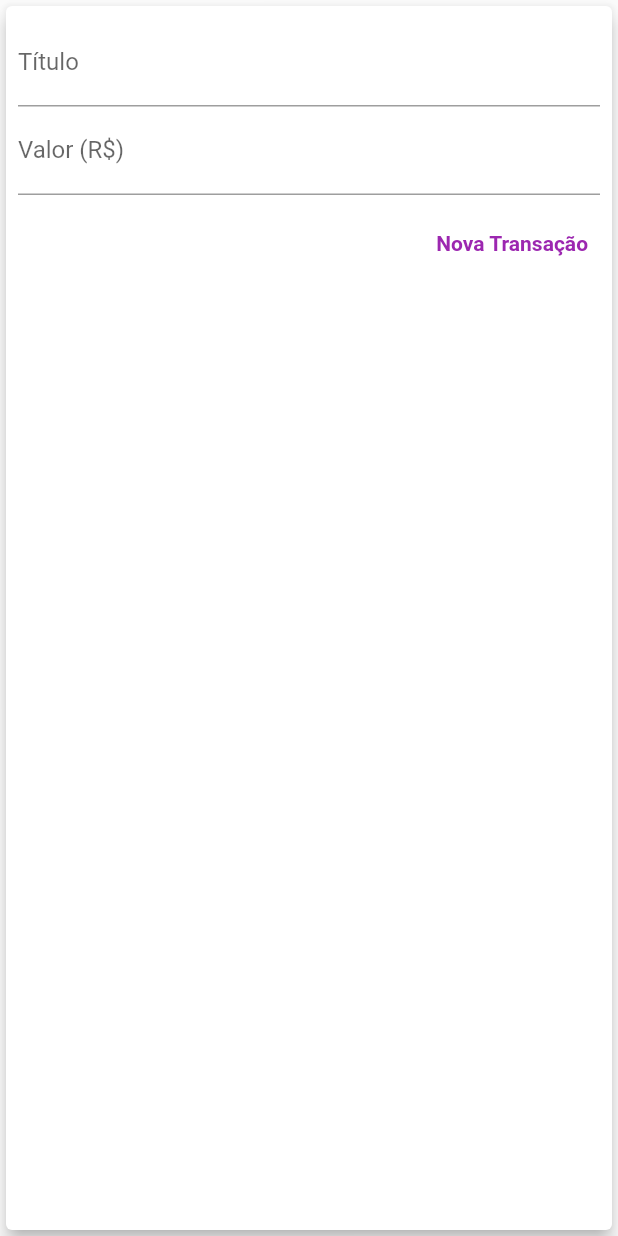
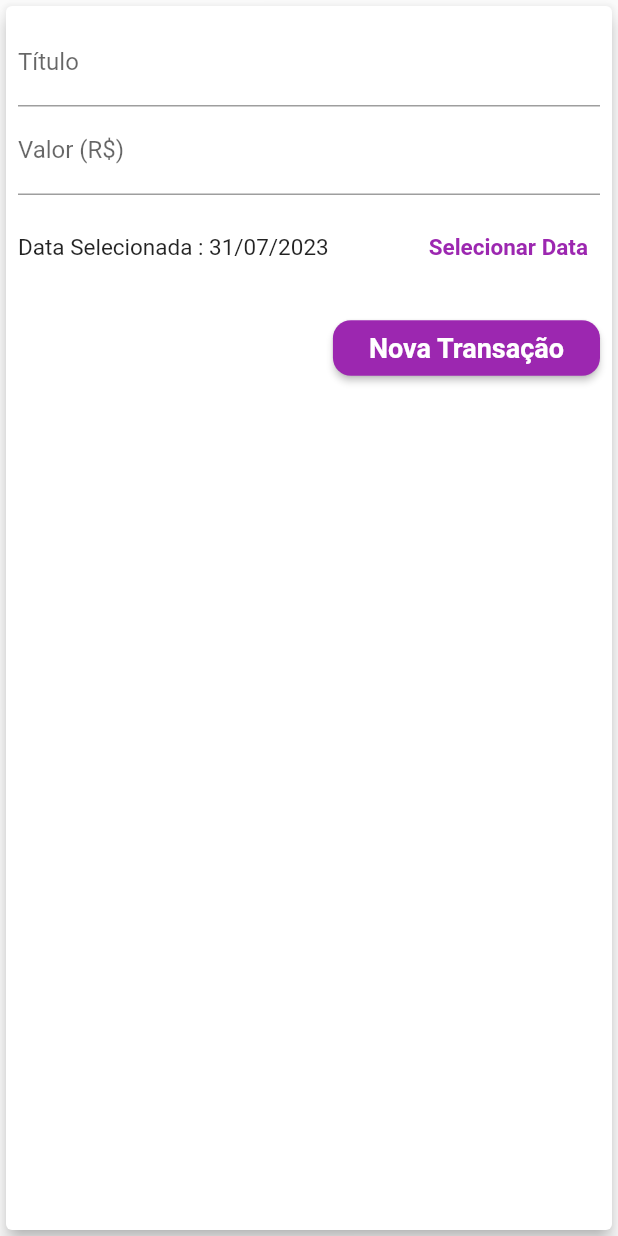
Before and after one commit to andrem4rks/flutter-study-cases, a Flutter app: the TransactionForm widget shown alone on an empty page, opened directly with empty values, after a tap on "Nova Transação", on a phone screen of 412 x 824 dp. Run offline on Flutter 3.47's test engine with Material 2 defaults, Android fonts, the phone set to English and light mode, and no system bars.

Commit message:
transfer commit

```diff
--- a/expenses/lib/components/chart.dart
+++ b/expenses/lib/components/chart.dart
@@ -23,9 +23,6 @@ class Chart extends StatelessWidget {
           totalSum += recentTransactions[i].value;
         }
       }
-
-      print(DateFormat.E().format(weekDay)[0]);
-      print(totalSum);
 
       return {
         'day': DateFormat.E().format(weekDay)[0],
@@ -56,7 +53,7 @@ class Chart extends StatelessWidget {
               child: ChartBar(
                 label: tr['day'].toString(),
                 value: (tr['value'] as double),
-                percentage: (tr['value'] as double) / _weekTotalValue,
+                percentage: _weekTotalValue == 0 ? 0 : (tr['value'] as double) / _weekTotalValue,
               ),
             );
           }).toList(),
--- a/expenses/lib/components/transaction_form.dart
+++ b/expenses/lib/components/transaction_form.dart
@@ -1,32 +1,52 @@
 // ignore_for_file: avoid_print
 
 import 'package:flutter/material.dart';
+import 'package:intl/intl.dart';
 
 class TransactionForm extends StatefulWidget {
-  final void Function(String, double) onSubmit;
+  final void Function(String, double, DateTime) onSubmit;
 
-  TransactionForm(this.onSubmit, {super.key});
+  const TransactionForm(this.onSubmit, {super.key});
 
   @override
   State<TransactionForm> createState() => _TransactionFormState();
 }
 
 class _TransactionFormState extends State<TransactionForm> {
-  final titleController = TextEditingController();
-
-  final valueController = TextEditingController();
+  final _titleController = TextEditingController();
+  final _valueController = TextEditingController();
+  DateTime? _selectedDate = DateTime.now();
 
   final focus = FocusNode();
 
   _submitForm() {
-    final title = titleController.text;
-    final value = double.tryParse(valueController.text) ?? 0.0;
+    final title = _titleController.text;
+    final value = double.tryParse(_valueController.text) ?? 0.0;
 
-    if (title.isEmpty || value <= 0) {
+    if (title.isEmpty || value <= 0 || _selectedDate == null) {
       return;
     }
 
-    widget.onSubmit(title, value);
+    widget.onSubmit(title, value, _selectedDate!);
+  }
+
+  _showDatePicker() {
+    showDatePicker(
+      context: context,
+      initialDate: DateTime.now(),
+      firstDate: DateTime(2019),
+      lastDate: DateTime.now(),
+    ).then(
+      (pickedDate) {
+        return pickedDate != null
+            ? setState(
+                () {
+                  _selectedDate = pickedDate;
+                },
+              )
+            : null;
+      },
+    );
   }
 
   @override
@@ -38,7 +58,7 @@ class _TransactionFormState extends State<TransactionForm> {
         child: Column(
           children: [
             TextField(
-              controller: titleController,
+              controller: _titleController,
               textInputAction: TextInputAction.next,
               onSubmitted: (_) => FocusScope.of(context).requestFocus(focus),
               decoration: const InputDecoration(
@@ -46,7 +66,7 @@ class _TransactionFormState extends State<TransactionForm> {
               ),
             ),
             TextField(
-              controller: valueController,
+              controller: _valueController,
               keyboardType:
                   const TextInputType.numberWithOptions(decimal: true),
               focusNode: focus,
@@ -55,21 +75,54 @@ class _TransactionFormState extends State<TransactionForm> {
                 labelText: 'Valor (R\$)',
               ),
             ),
+            SizedBox(
+              height: 70,
+              child: Flex(
+                direction: Axis.horizontal,
+                mainAxisAlignment: MainAxisAlignment.spaceBetween,
+                children: [
+                  Text(
+                    _selectedDate == null
+                        ? 'Nenhuma data selecionada!'
+                        : 'Data Selecionada : ${DateFormat('dd/MM/y').format(_selectedDate!)}',
+                    style: const TextStyle(fontSize: 15),
+                  ),
+                  TextButton(
+                    onPressed: _showDatePicker,
+                    child: Text(
+                      'Selecionar Data',
+                      style: TextStyle(
+                        color: Theme.of(context).colorScheme.primary,
+                        fontSize: 15,
+                        fontWeight: FontWeight.bold,
+                      ),
+                    ),
+                  ),
+                ],
+              ),
+            ),
             Container(
               width: double.infinity,
               alignment: Alignment.centerRight,
               margin: const EdgeInsets.symmetric(vertical: 8),
-              child: TextButton(
-                child: const Text(
-                  'Nova Transação',
-                  style: TextStyle(
-                    color: Colors.purple,
-                    fontWeight: FontWeight.bold,
+              child: ElevatedButton(
+                style: ElevatedButton.styleFrom(
+                  shape: RoundedRectangleBorder(
+                      borderRadius: BorderRadius.circular(12.0)),
+                ),
+                child: const Padding(
+                  padding: EdgeInsets.all(8.0),
+                  child: Text(
+                    'Nova Transação',
+                    style: TextStyle(
+                      fontWeight: FontWeight.bold,
+                      fontSize: 18,
+                    ),
                   ),
                 ),
                 onPressed: () => _submitForm(),
               ),
-            )
+            ),
           ],
         ),
       ),
--- a/expenses/pubspec.yaml
+++ b/expenses/pubspec.yaml
@@ -31,6 +31,7 @@ dependencies:
   flutter:
     sdk: flutter
   intl: ^0.18.1
+
 
   # The following adds the Cupertino Icons font to your application.
   # Use with the CupertinoIcons class for iOS style icons.
```
Also changed, not shown: expenses/lib/components/transaction_list.dart (+8 -4 lines), expenses/lib/components/transaction_list2.dart (deleted, +0 -125 lines), expenses/lib/main.dart (+37 -13 lines).
